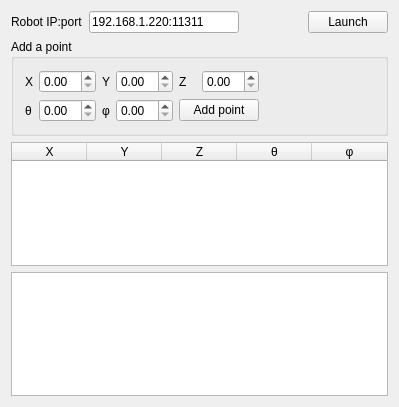
Above: mainwindow.ui from JulV94/object_displacer_gui before the change. Below: the same form after it.
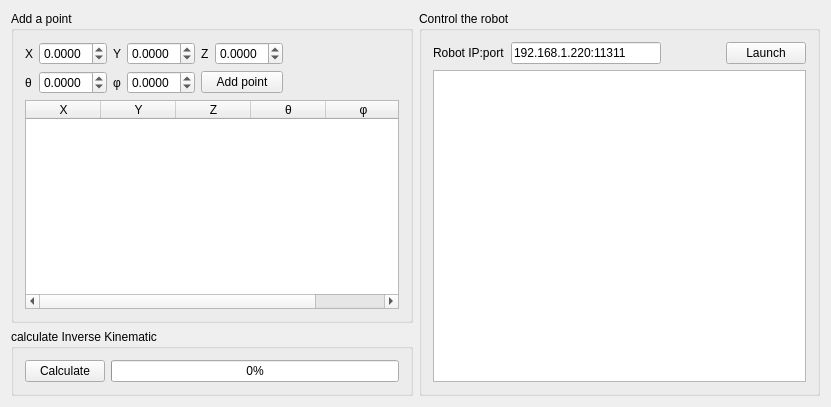
That is the form after the change.

What changed in the file:
```diff
--- a/mainwindow.ui
+++ b/mainwindow.ui
@@ -6,86 +6,24 @@
    <rect>
     <x>0</x>
     <y>0</y>
-    <width>399</width>
+    <width>831</width>
     <height>407</height>
    </rect>
   </property>
   <property name="windowTitle">
    <string>Robot launcher GUI</string>
   </property>
+  <layout class="QGridLayout" name="gridLayout_2">
+   <item row="0" column="0">
   <layout class="QGridLayout" name="gridLayout">
    <item row="0" column="0">
-    <layout class="QVBoxLayout" name="verticalLayout">
-     <item>
-      <layout class="QHBoxLayout" name="horizontalLayout">
-       <item>
-        <widget class="QLabel" name="iplabel">
-         <property name="text">
-          <string>Robot IP:port</string>
-         </property>
-        </widget>
-       </item>
-       <item>
-        <widget class="QLineEdit" name="ipLineEdit">
-         <property name="minimumSize">
-          <size>
-           <width>150</width>
-           <height>0</height>
-          </size>
-         </property>
-         <property name="maximumSize">
-          <size>
-           <width>150</width>
-           <height>16777215</height>
-          </size>
-         </property>
-         <property name="autoFillBackground">
-          <bool>false</bool>
-         </property>
-         <property name="styleSheet">
-          <string notr="true"/>
-         </property>
-         <property name="inputMask">
-          <string/>
-         </property>
-         <property name="text">
-          <string>192.168.1.220:11311</string>
-         </property>
-         <property name="clearButtonEnabled">
-          <bool>false</bool>
-         </property>
-        </widget>
-       </item>
-       <item>
-        <spacer name="horizontalSpacer">
-         <property name="orientation">
-          <enum>Qt::Horizontal</enum>
-         </property>
-         <property name="sizeHint" stdset="0">
-          <size>
-           <width>40</width>
-           <height>20</height>
-          </size>
-         </property>
-        </spacer>
-       </item>
-       <item>
-        <widget class="QPushButton" name="launchButton">
-         <property name="text">
-          <string>Launch</string>
-         </property>
-        </widget>
-       </item>
-      </layout>
-     </item>
-     <item>
       <widget class="QGroupBox" name="addPointGroupBox">
        <property name="title">
         <string>Add a point</string>
        </property>
-       <layout class="QGridLayout" name="gridLayout_4">
-        <item row="0" column="0">
-         <layout class="QGridLayout" name="gridLayout_3">
+       <layout class="QVBoxLayout" name="verticalLayout">
+        <item>
+         <layout class="QGridLayout" name="addPointInputLayout">
           <item row="0" column="1">
            <widget class="QDoubleSpinBox" name="xSpinBox">
             <property name="maximumSize">
@@ -94,6 +32,18 @@
               <height>16777215</height>
              </size>
             </property>
+            <property name="decimals">
+             <number>4</number>
+            </property>
+            <property name="minimum">
+             <double>-2.000000000000000</double>
+            </property>
+            <property name="maximum">
+             <double>2.000000000000000</double>
+            </property>
+            <property name="singleStep">
+             <double>0.001000000000000</double>
+            </property>
            </widget>
           </item>
           <item row="1" column="2">
@@ -159,6 +109,18 @@
               <height>16777215</height>
              </size>
             </property>
+            <property name="decimals">
+             <number>4</number>
+            </property>
+            <property name="minimum">
+             <double>-7.000000000000000</double>
+            </property>
+            <property name="maximum">
+             <double>7.000000000000000</double>
+            </property>
+            <property name="singleStep">
+             <double>0.001000000000000</double>
+            </property>
            </widget>
           </item>
           <item row="0" column="3">
@@ -169,6 +131,18 @@
               <height>16777215</height>
              </size>
             </property>
+            <property name="decimals">
+             <number>4</number>
+            </property>
+            <property name="minimum">
+             <double>-2.000000000000000</double>
+            </property>
+            <property name="maximum">
+             <double>2.000000000000000</double>
+            </property>
+            <property name="singleStep">
+             <double>0.001000000000000</double>
+            </property>
            </widget>
           </item>
           <item row="1" column="3">
@@ -179,6 +153,18 @@
               <height>16777215</height>
              </size>
             </property>
+            <property name="decimals">
+             <number>4</number>
+            </property>
+            <property name="minimum">
+             <double>-7.000000000000000</double>
+            </property>
+            <property name="maximum">
+             <double>7.000000000000000</double>
+            </property>
+            <property name="singleStep">
+             <double>0.001000000000000</double>
+            </property>
            </widget>
           </item>
           <item row="0" column="5">
@@ -189,12 +175,21 @@
               <height>16777215</height>
              </size>
             </property>
+            <property name="decimals">
+             <number>4</number>
+            </property>
+            <property name="minimum">
+             <double>-2.000000000000000</double>
+            </property>
+            <property name="maximum">
+             <double>2.000000000000000</double>
+            </property>
+            <property name="singleStep">
+             <double>0.001000000000000</double>
+            </property>
            </widget>
           </item>
          </layout>
-        </item>
-       </layout>
-      </widget>
      </item>
      <item>
       <widget class="QTableWidget" name="pointList">
@@ -231,11 +226,108 @@
        </column>
       </widget>
      </item>
+       </layout>
+      </widget>
+     </item>
+     <item row="1" column="0">
+      <widget class="QGroupBox" name="inverseKinGroupBox">
+       <property name="title">
+        <string>calculate Inverse Kinematic</string>
+       </property>
+       <layout class="QHBoxLayout" name="horizontalLayout_2">
+        <item>
+         <widget class="QPushButton" name="calculateButton">
+          <property name="text">
+           <string>Calculate</string>
+          </property>
+         </widget>
+        </item>
+        <item>
+         <widget class="QProgressBar" name="invKinProgressBar">
+          <property name="value">
+           <number>0</number>
+          </property>
+         </widget>
+        </item>
+       </layout>
+      </widget>
+     </item>
+     <item row="0" column="1" rowspan="2">
+      <widget class="QGroupBox" name="robotControlGroupBox">
+       <property name="title">
+        <string>Control the robot</string>
+       </property>
+       <layout class="QVBoxLayout" name="verticalLayout_4">
+        <item>
+         <layout class="QHBoxLayout" name="horizontalLayout">
+          <item>
+           <widget class="QLabel" name="iplabel">
+            <property name="text">
+             <string>Robot IP:port</string>
+            </property>
+           </widget>
+          </item>
+          <item>
+           <widget class="QLineEdit" name="ipLineEdit">
+            <property name="minimumSize">
+             <size>
+              <width>150</width>
+              <height>0</height>
+             </size>
+            </property>
+            <property name="maximumSize">
+             <size>
+              <width>150</width>
+              <height>16777215</height>
+             </size>
+            </property>
+            <property name="autoFillBackground">
+             <bool>false</bool>
+            </property>
+            <property name="styleSheet">
+             <string notr="true"/>
+            </property>
+            <property name="inputMask">
+             <string/>
+            </property>
+            <property name="text">
+             <string>192.168.1.220:11311</string>
+            </property>
+            <property name="clearButtonEnabled">
+             <bool>false</bool>
+            </property>
+           </widget>
+          </item>
+          <item>
+           <spacer name="horizontalSpacer">
+            <property name="orientation">
+             <enum>Qt::Horizontal</enum>
+            </property>
+            <property name="sizeHint" stdset="0">
+             <size>
+              <width>40</width>
+              <height>20</height>
+             </size>
+            </property>
+           </spacer>
+          </item>
+          <item>
+           <widget class="QPushButton" name="launchButton">
+            <property name="text">
+             <string>Launch</string>
+            </property>
+           </widget>
+          </item>
+         </layout>
+        </item>
      <item>
       <widget class="QTextEdit" name="consoleOutput">
        <property name="textInteractionFlags">
         <set>Qt::TextSelectableByKeyboard|Qt::TextSelectableByMouse</set>
        </property>
+         </widget>
+        </item>
+       </layout>
       </widget>
      </item>
     </layout>
```
Left out of the diff: 9 changed lines with no effect on the pictures. Lines whose indentation alone changed are shown as unchanged.
